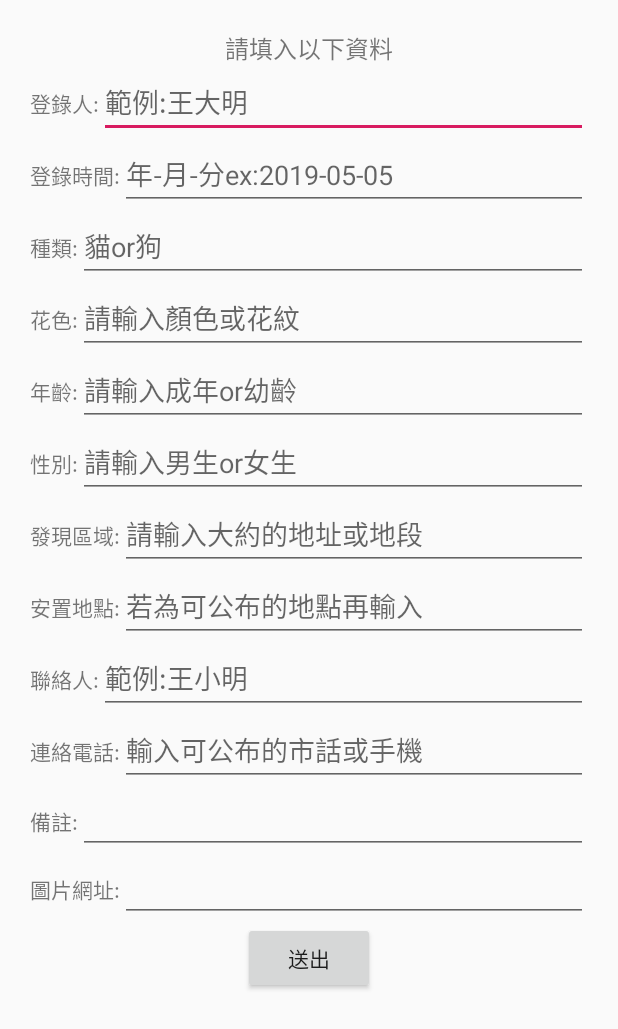
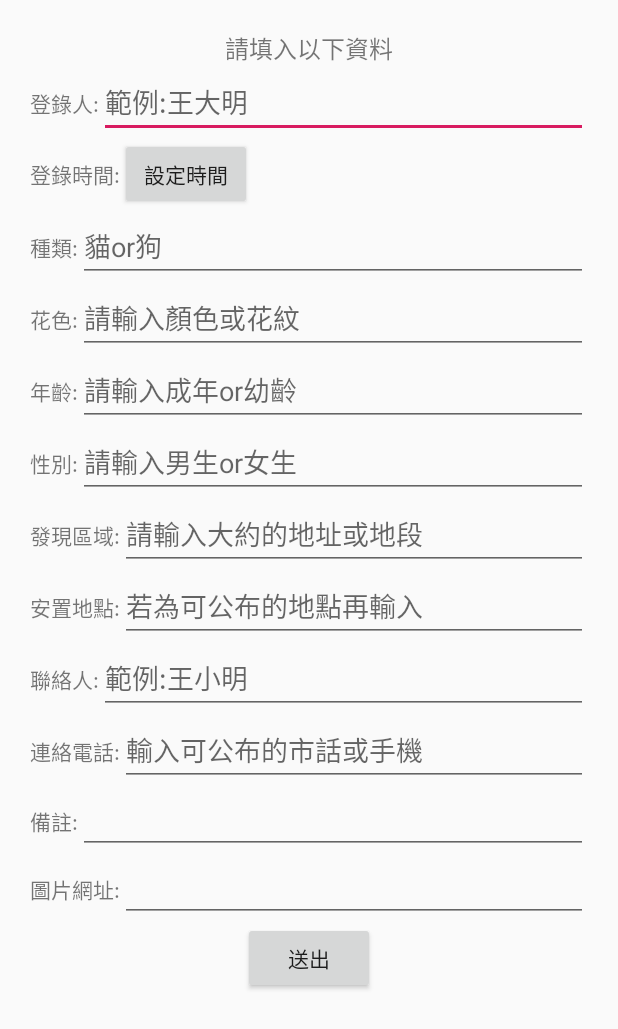
Before and after one commit to liucheyu/AniamlRegister, an Android app: the registerData screen opened directly, with no data from a screen before it, after a tap on "送出", on a phone screen of 412 x 824 dp. Shown: the top 1029 px of the screen. Run offline under Robolectric (Android 15) with nearby library versions, the phone set to English and light mode, and no system bars; libraries missing offline, so code that uses them is left out: com.squareup.okhttp; 5 statements that could not run were skipped.

Commit message:
更新了"我要登錄"的表單

```diff
--- a/app/src/main/java/com/example/animalregister/register.java
+++ b/app/src/main/java/com/example/animalregister/register.java
@@ -34,7 +34,7 @@ public class register extends AppCompatActivity {
         super.onCreate(savedInstanceState);
         setContentView(R.layout.activity_register);
 
-        registerList = new ArrayList<>();
+
         findViews();
 
         okHttpClient = new OkHttpClient();
@@ -105,6 +105,7 @@ public class register extends AppCompatActivity {
                 String json = response.body().string();
                 System.out.println(json);
 
+                registerList = new ArrayList<>();
                 parseJSON(json);
                 registerAdapter = new RegisterAdapter(register.this, registerList);
 
--- a/app/src/main/java/com/example/animalregister/registerData.java
+++ b/app/src/main/java/com/example/animalregister/registerData.java
@@ -1,11 +1,14 @@
 package com.example.animalregister;
 
+import android.app.DatePickerDialog;
 import android.support.v7.app.AppCompatActivity;
 import android.os.Bundle;
 import android.util.Log;
 import android.view.View;
 import android.widget.Button;
+import android.widget.DatePicker;
 import android.widget.EditText;
+import android.widget.TextView;
 
 import com.squareup.okhttp.Call;
 import com.squareup.okhttp.Callback;
@@ -22,13 +25,21 @@ import org.json.JSONObject;
 
 import java.io.IOException;
 
+import java.text.DateFormat;
+import java.text.ParseException;
+import java.text.SimpleDateFormat;
 import java.util.ArrayList;
+import java.util.Calendar;
+import java.util.Date;
+import java.util.TimeZone;
 
 public class registerData extends AppCompatActivity {
 
-    EditText edtRegister,edtUpdate,edtKind,edtColor,edtAge,edtSex,
+    EditText edtRegister,edtKind,edtColor,edtAge,edtSex,
             edtFind,edtShelter,edtContact,edtTel,edtRemark,edtUrl;
-    Button btnSend;
+    Button btnDatePick,btnSend;
+    int mYear,mMonth,mDay;
+    TextView txtDateShow;
     OkHttpClient client;
     JSONArray jsonArr;
     String txtRegister,txtUpdate,txtKind,txtColor,txtAge,txtSex,txtFind,txtShelter,txtContact,txtTel,txtRemark,txtUrl;
@@ -46,7 +57,7 @@ public class registerData extends AppCompatActivity {
 
     private void findViews(){
         edtRegister = findViewById(R.id.edtRegister);
-        edtUpdate = findViewById(R.id.edtUpdate);
+
         edtKind = findViewById(R.id.edtKind);
         edtColor = findViewById(R.id.edtColor);
         edtAge = findViewById(R.id.edtAge);
@@ -57,23 +68,43 @@ public class registerData extends AppCompatActivity {
         edtTel = findViewById(R.id.edtTel);
         edtRemark = findViewById(R.id.edtRemark);
         edtUrl = findViewById(R.id.edtUrl);
+        txtDateShow = findViewById(R.id.txtDateShow);
+        btnDatePick = findViewById(R.id.btnDatePick);
+        btnDatePick.setOnClickListener(new Button.OnClickListener() {
+            @Override
+            public void onClick(View v) {
+                Calendar cal = Calendar.getInstance();
+                cal.setTimeZone(TimeZone.getTimeZone("GTM+8"));
+                mYear = cal.get(Calendar.YEAR);
+                mMonth = cal.get(Calendar.MONTH);
+                mDay = cal.get(Calendar.DAY_OF_MONTH);
+                DatePickerDialog.OnDateSetListener dateListerner = new DatePickerDialog.OnDateSetListener() {
+                    @Override
+                    public void onDateSet(DatePicker view, int year, int month, int dayOfMonth) {
+                        txtDateShow.setText(""+year+"-" + (month+1) + "-" + dayOfMonth);
+                    }
+                };
+                new DatePickerDialog(registerData.this,dateListerner,mYear,mMonth,mDay).show();
+            }
+        });
+
         btnSend = findViewById(R.id.btnSend);
         btnSend.setOnClickListener(new Button.OnClickListener() {
             @Override
             public void onClick(View v) {
 
-                txtRegister = edtRegister.getText().toString();
-                txtUpdate = edtUpdate.getText().toString();
-                txtKind = edtKind.getText().toString();
-                txtColor = edtColor.getText().toString();
-                txtAge = edtAge.getText().toString();
-                txtSex = edtSex.getText().toString();
-                txtFind = edtFind.getText().toString();
-                txtShelter = edtShelter.getText().toString();
-                txtContact = edtContact.getText().toString();
-                txtTel = edtTel.getText().toString();
-                txtRemark = edtRemark.getText().toString();
-                txtUrl = edtRemark.getText().toString();
+                txtRegister = "".equals(edtRegister.getText().toString().trim()) ? "空白" : edtRegister.getText().toString();
+                txtUpdate = "".equals(txtDateShow.getText().toString().trim())  ? "空白" : txtDateShow.getText().toString();
+                txtKind = "".equals(edtKind.getText().toString().trim())  ? "空白" : edtKind.getText().toString();
+                txtColor = "".equals(edtColor.getText().toString().trim())  ? "空白" : edtColor.getText().toString();
+                txtAge = "".equals(edtAge.getText().toString().trim()) ? "空白" : edtAge.getText().toString();
+                txtSex = "".equals(edtSex.getText().toString().trim()) ? "空白" : edtSex.getText().toString();
+                txtFind = "".equals(edtFind.getText().toString().trim()) ? "空白" : edtFind.getText().toString();
+                txtShelter = "".equals(edtShelter.getText().toString().trim())  ? "空白" : edtShelter.getText().toString();
+                txtContact = "".equals(edtContact.getText().toString().trim()) ? "空白" : edtContact.getText().toString();
+                txtTel = "".equals(edtTel.getText().toString().trim()) ? "空白" : edtTel.getText().toString();
+                txtRemark = "".equals(edtRemark.getText().toString().trim())  ? "空白" : edtRemark.getText().toString();
+                txtUrl = "".equals(edtUrl.getText().toString().trim())  ? "空白" : edtUrl.getText().toString();
                 new Thread(new Runnable() {
                     @Override
                     public void run() {
@@ -81,7 +112,8 @@ public class registerData extends AppCompatActivity {
                     }
                 }).start();
                 edtRegister.setText("");
-                edtUpdate.setText("");
+                //edtUpdate.setText("");
+                txtDateShow.setText("");
                 edtKind.setText("");
                 edtColor.setText("");
                 edtAge.setText("");
--- a/app/src/main/res/layout/activity_register_data.xml
+++ b/app/src/main/res/layout/activity_register_data.xml
@@ -41,11 +41,16 @@
             android:layout_width="wrap_content"
             android:layout_height="wrap_content"
             android:text="登錄時間:"/>
-        <EditText
-            android:id="@+id/edtUpdate"
-            android:layout_width="match_parent"
+        <Button
+            android:id="@+id/btnDatePick"
+            android:layout_width="wrap_content"
             android:layout_height="wrap_content"
-            android:hint="年-月-分ex:2019-05-05" />
+            android:text="設定時間"/>
+        <TextView
+            android:id="@+id/txtDateShow"
+            android:layout_width="wrap_content"
+            android:layout_height="wrap_content"
+            android:text=""/>
     </LinearLayout>
     <LinearLayout
         android:layout_width="match_parent"
```
